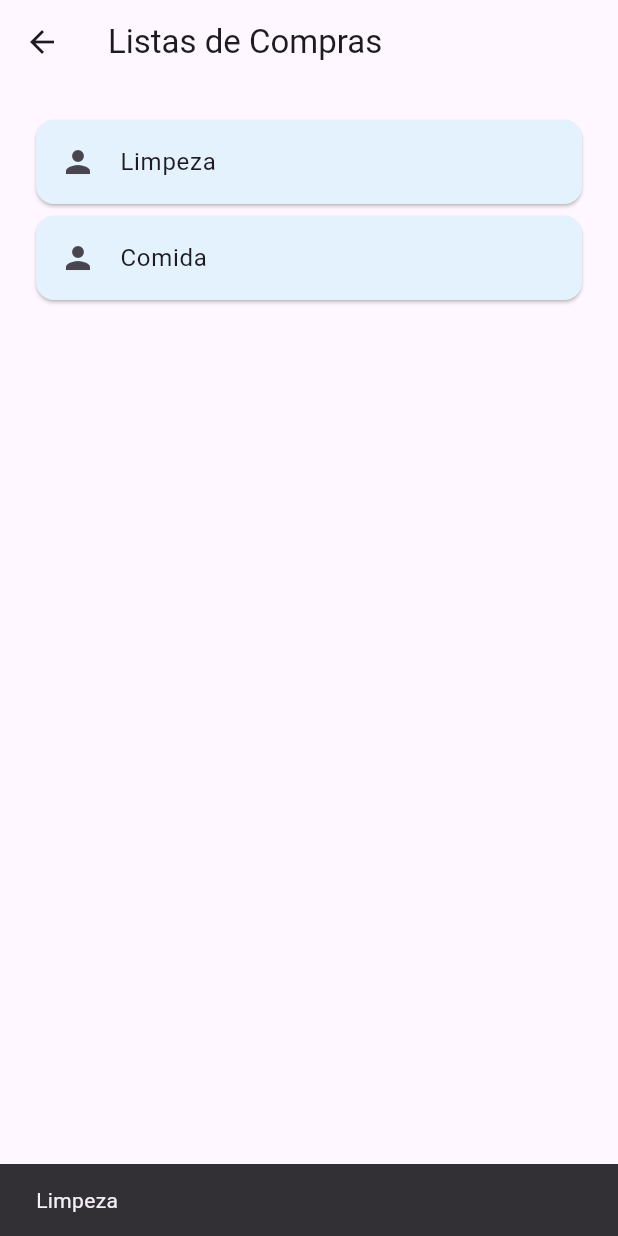
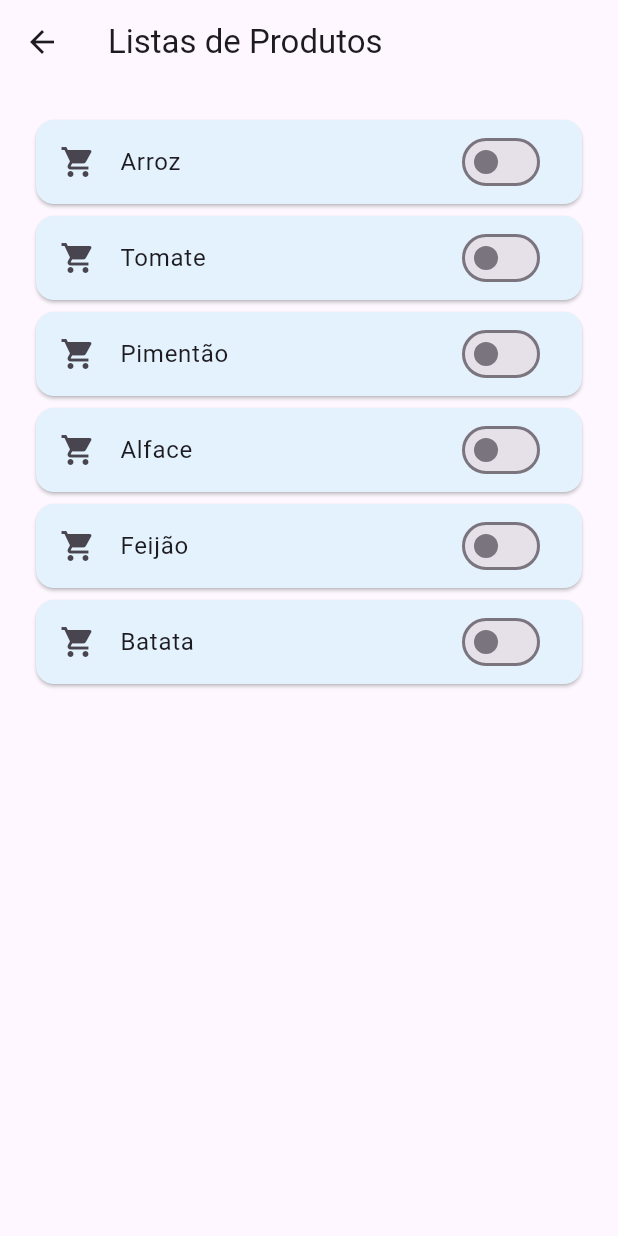
Before and after one commit to Eh0Thigas/Projeto_Plotze, a Flutter app: the ListaComprasView screen opened directly, after a tap on "Limpeza", on a phone screen of 412 x 824 dp. Run offline on Flutter 3.47's test engine with Material 3 defaults, Android fonts, the phone set to English and light mode, and no system bars; our stand-ins replace device_preview.

Commit message:
subindo o que deu

```diff
--- a/lib/main.dart
+++ b/lib/main.dart
@@ -1,7 +1,7 @@
 import 'package:device_preview/device_preview.dart';
 import 'package:flutter/material.dart';
 
-import 'view/login_view.dart';
+import 'view/usuario/login_view.dart';
 
 void main() {
   runApp(
@@ -19,6 +19,7 @@ class MainApp extends StatelessWidget {
   Widget build(BuildContext context) {
     return const MaterialApp(
       home: LoginView(),
+      color: Color.fromARGB(255, 158, 197, 230)
     );
   }
 }
--- a/lib/model/listaCompras.dart
+++ b/lib/model/listaCompras.dart
@@ -1,6 +1,6 @@
 class ListaCompras {
   final String nome;
-
+  List produto = [];
   ListaCompras(this.nome);
 
   //geração de uma lista dinâmica de Usuarios
--- /dev/null
+++ b/lib/model/produtos.dart
@@ -0,0 +1,20 @@
+class Produtos {
+  final String nome;
+  final String preco;
+  final String quantidade;
+  bool comprado;
+
+  Produtos(this.nome, this.preco, this.quantidade, this.comprado);
+
+  //geração de uma lista dinâmica de Produtoss
+  static List<Produtos> gerarLista() {
+    List<Produtos> lista = [];
+      lista.add(Produtos('Arroz','19,90', '5 Kg', true));
+      lista.add(Produtos('Tomate','6,90', '2 Kg', false));
+      lista.add(Produtos('Pimentão','9,90', '1 Kg', false));
+      lista.add(Produtos('Alface','4,90', '1 Kg', true));
+      lista.add(Produtos('Feijão','3,90', '1 Kg', false));
+      lista.add(Produtos('Batata','6,90', '2 Kg', true));
+    return lista;
+  }
+}
--- a/lib/view/listacompras_view.dart
+++ b/lib/view/listacompras_view.dart
@@ -1,6 +1,8 @@
 import 'package:flutter/material.dart';
 
 import '../model/listaCompras.dart';
+import 'addlista_view.dart';
+import 'produtos_view.dart';
 
 class ListaComprasView extends StatefulWidget {
   const ListaComprasView({super.key});
@@ -11,6 +13,8 @@ class ListaComprasView extends StatefulWidget {
 
 class _ListaComprasViewState extends State<ListaComprasView> {
   List<ListaCompras> lista = [];
+
+
 
   @override
   void initState() {
@@ -25,15 +29,8 @@ class _ListaComprasViewState extends State<ListaComprasView> {
       appBar: AppBar(
         title: Text('Listas de Compras'),
       ),
-      body: Padding(
-        padding: EdgeInsets.all(20),
-        //
-        // ListView
-        //
-        child: ListView.builder(
-          //Quantidade de itens
+      body: ListView.builder(
           itemCount: lista.length,
-          //Aparência de cada item
           itemBuilder: (context, index) {
             return Card(
               color: Colors.blue.shade50,
@@ -42,11 +39,15 @@ class _ListaComprasViewState extends State<ListaComprasView> {
                 title: Text(lista[index].nome),
                 hoverColor: Colors.red.shade50,
                 //pressionar um item da lista
-                onTap: () {
-                  ScaffoldMessenger.of(context).showSnackBar(
-                    SnackBar(content: Text(lista[index].nome)),
-                  );
-                },
+                trailing: Icon(Icons.arrow_right),
+                      onTap: () {
+                        Navigator.push(
+                          context,
+                          MaterialPageRoute(
+                            builder: (context) => ProdutosView(),
+                          ),
+                        );
+                      },
                 //remover um item da lista
                 onLongPress: () {
                   setState(() {
@@ -57,7 +58,16 @@ class _ListaComprasViewState extends State<ListaComprasView> {
             );
           },
         ),
-      ),
-    );
+        floatingActionButton: FloatingActionButton(
+          onPressed: (){
+            // Navigator.of(context).push(
+            //   MaterialPageRoute(builder: (context) => const AddlistaView())
+            // );
+            lista.add(ListaCompras("Abajur"));
+          },
+          child: Icon(Icons.add),
+        ),
+      );
+
   }
 }
--- a/lib/view/listausuario_view.dart
+++ b/lib/view/produtos_view.dart
@@ -1,21 +1,26 @@
 import 'package:flutter/material.dart';
 
-import '../model/listaCompras.dart';
-import '../model/usuario.dart';
 
-class ListausuarioView extends StatefulWidget {
-  const ListausuarioView({super.key});
+import '../model/produtos.dart';
+
+class ProdutosView extends StatefulWidget {
+  //final Produtos produto;
+  const ProdutosView({super.key});
+
 
   @override
-  State<ListausuarioView> createState() => _ListaUsuarioViewState();
+  State<ProdutosView> createState() => _ProdutosViewState();
 }
 
-class _ListaUsuarioViewState extends State<ListausuarioView> {
-  List<Usuario> lista = [];
+
+class _ProdutosViewState extends State<ProdutosView> {
+
+  List<Produtos> lista = [];
+  var status = false;
 
   @override
   void initState() {
-    lista = Usuario.gerarLista();
+    lista = Produtos.gerarLista();
     super.initState();
   }
 
@@ -24,31 +29,30 @@ class _ListaUsuarioViewState extends State<ListausuarioView> {
   Widget build(BuildContext context) {
     return Scaffold(
       appBar: AppBar(
-        title: Text('Listas de Usuario'),
+        title: Text('Listas de Produtos'),
       ),
       body: Padding(
         padding: EdgeInsets.all(20),
-        //
-        // ListView
-        //
         child: ListView.builder(
-          //Quantidade de itens
+
           itemCount: lista.length,
-          //Aparência de cada item
           itemBuilder: (context, index) {
             return Card(
               color: Colors.blue.shade50,
               child: ListTile(
-                leading: Icon(Icons.person),
+                leading: Icon(Icons.shopping_cart),
                 title: Text(lista[index].nome),
-                subtitle: Text(lista[index].email),
                 hoverColor: Colors.red.shade50,
                 //pressionar um item da lista
-                onTap: () {
-                  ScaffoldMessenger.of(context).showSnackBar(
-                    SnackBar(content: Text(lista[index].nome)),
-                  );
-                },
+                trailing: Switch(
+                  value: status,
+                  onChanged: (bool value) {
+                    setState(() {
+                      lista[index].comprado = value;
+                      status = lista[index].comprado;
+                    });
+                  },
+                ),
                 //remover um item da lista
                 onLongPress: () {
                   setState(() {
```
Also changed, not shown: lib/model/produtosd.dart (added, +19 -0 lines), lib/view/addlista_view.dart (renamed from lib/view/cadastroUsuario_view.dart, +16 -56 lines), lib/view/home_view.dart (+43 -4 lines), lib/view/usuario/cadastroUsuario_view.dart (added, +149 -0 lines), lib/view/usuario/listausuario_view.dart (added, +67 -0 lines), lib/view/usuario/login_view.dart (renamed from lib/view/login_view.dart, +3 -17 lines).
